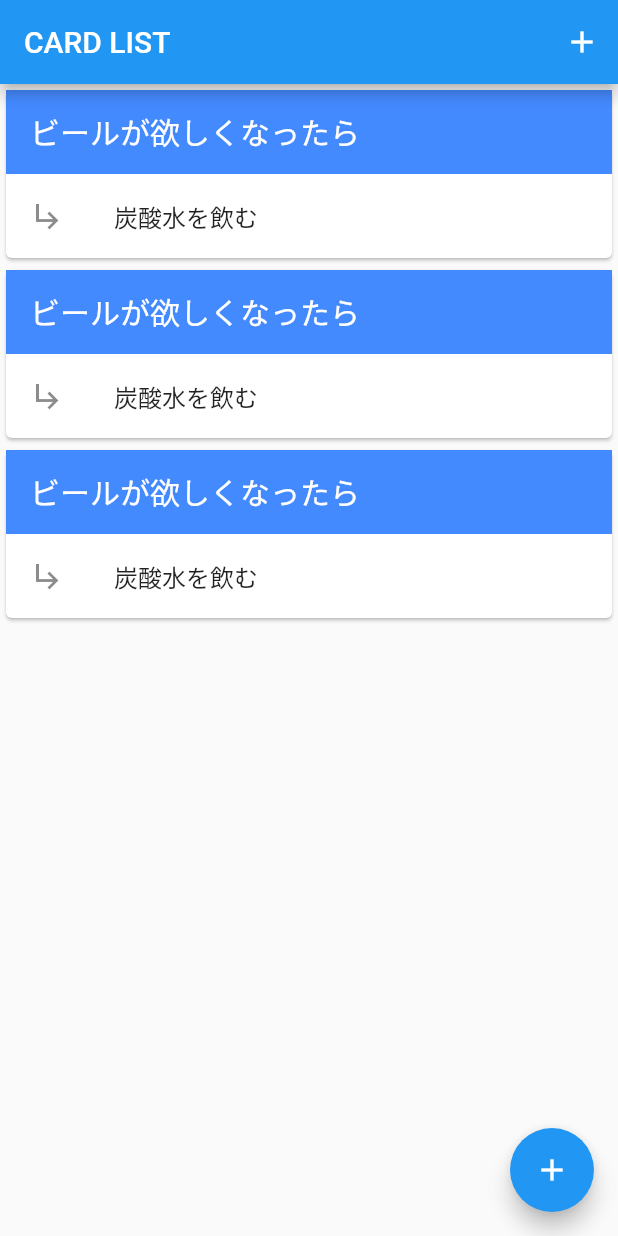
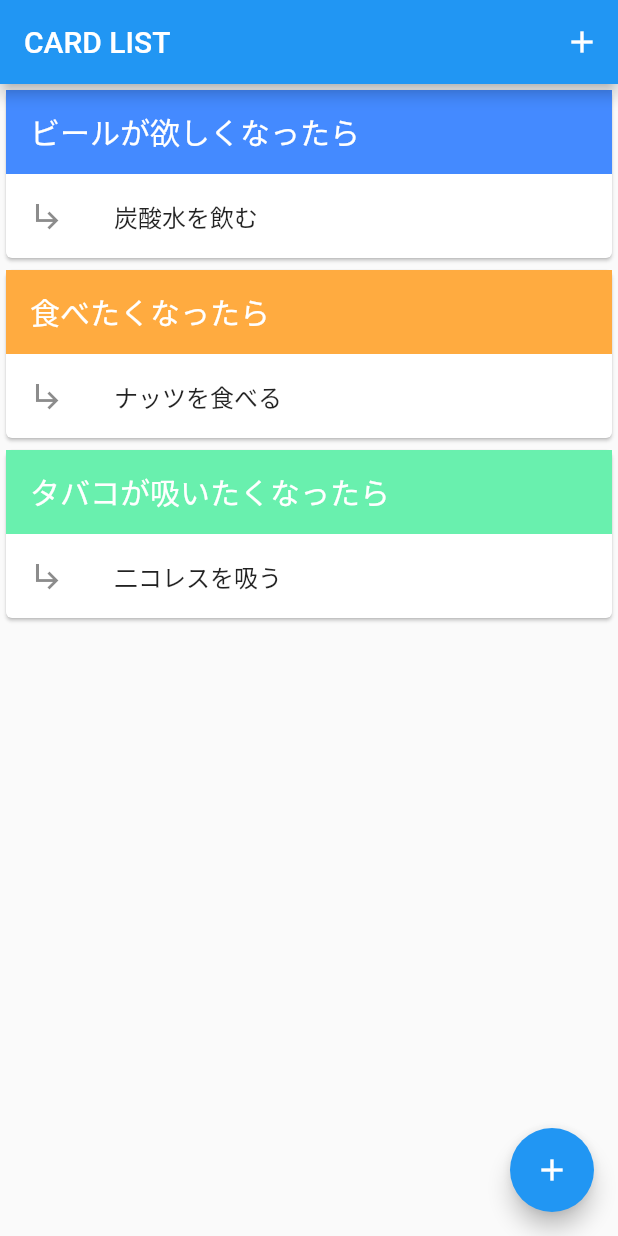
Before and after one commit to s4shiki/if_then_card, a Flutter app: the screen it shows after launch, on a phone screen of 412 x 824 dp. Run offline on Flutter 3.47's test engine with Material 2 defaults, Android fonts, the phone set to English and light mode, and no system bars.

Commit message:
ルールカードにデータを渡せるようにする

```diff
--- a/lib/page/top_page.dart
+++ b/lib/page/top_page.dart
@@ -28,17 +28,29 @@ class TopPage extends StatelessWidget {
 class RuleListWidget extends StatelessWidget {
   @override
   Widget build(BuildContext context) {
-    final List<String> rules = [
-      'ビールが欲しくなったら => 炭酸水を飲む',
-      '食べたくなったら => ナッツを食べる',
-      'タバコが吸いたくなったら => ニコレスを吸う'
+    // カードに表示するルールリスト
+    final List<Map<String, String>> rules = [
+      {'situation': 'ビールが欲しくなったら', 'action': '炭酸水を飲む'},
+      {'situation': '食べたくなったら', 'action': 'ナッツを食べる'},
+      {'situation': 'タバコが吸いたくなったら', 'action': '二コレスを吸う'},
+    ];
+    // カード上部の背景色リスト
+    final List<Color> colors = [
+      Colors.blueAccent,
+      Colors.orangeAccent,
+      Colors.greenAccent,
+      Colors.redAccent
     ];
 
     return ListView.builder(
-      itemCount: rules.length, // リスト数を与える
+      itemCount: rules.length,
       itemBuilder: (context, index) {
-        // 表示内容を返す。itemCount分だけ繰り返される。indexは0からカウントアップする
-        return RuleWidget();
+        // リスト生成
+        return RuleWidget(
+          situation: rules[index]['situation'],
+          action: rules[index]['action'],
+          conditionColor: colors[index % colors.length],
+        );
       },
     );
   }
@@ -46,6 +58,12 @@ class RuleListWidget extends StatelessWidget {
 
 // ルールカード
 class RuleWidget extends StatelessWidget {
+  final String situation;
+  final String action;
+  final Color conditionColor;
+
+  RuleWidget({this.situation, this.action, this.conditionColor});
+
   @override
   Widget build(BuildContext context) {
     return Card(
@@ -55,14 +73,14 @@ class RuleWidget extends StatelessWidget {
           children: [
             ListTile(
               title: Text(
-                'ビールが欲しくなったら',
+                situation,
                 style: TextStyle(fontSize: 20, color: Colors.white),
               ),
-              tileColor: Colors.blueAccent,
+              tileColor: conditionColor,
             ),
             ListTile(
               leading: Icon(Icons.subdirectory_arrow_right),
-              title: Text('炭酸水を飲む'),
+              title: Text(action),
             ),
           ],
         ),
```
